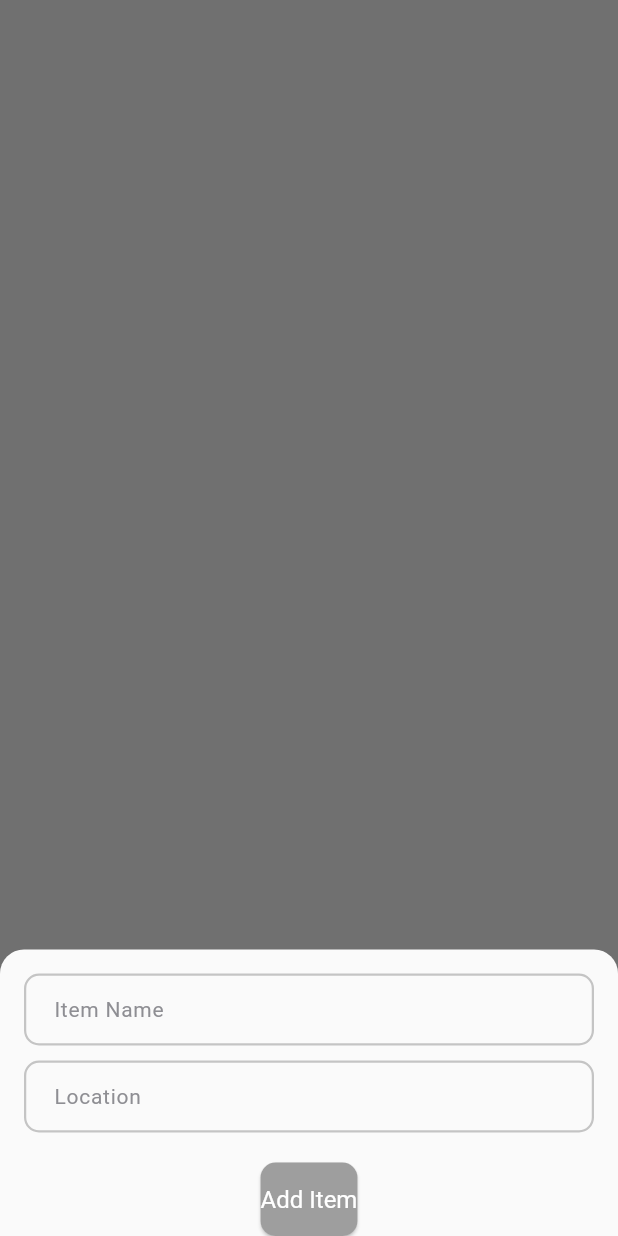
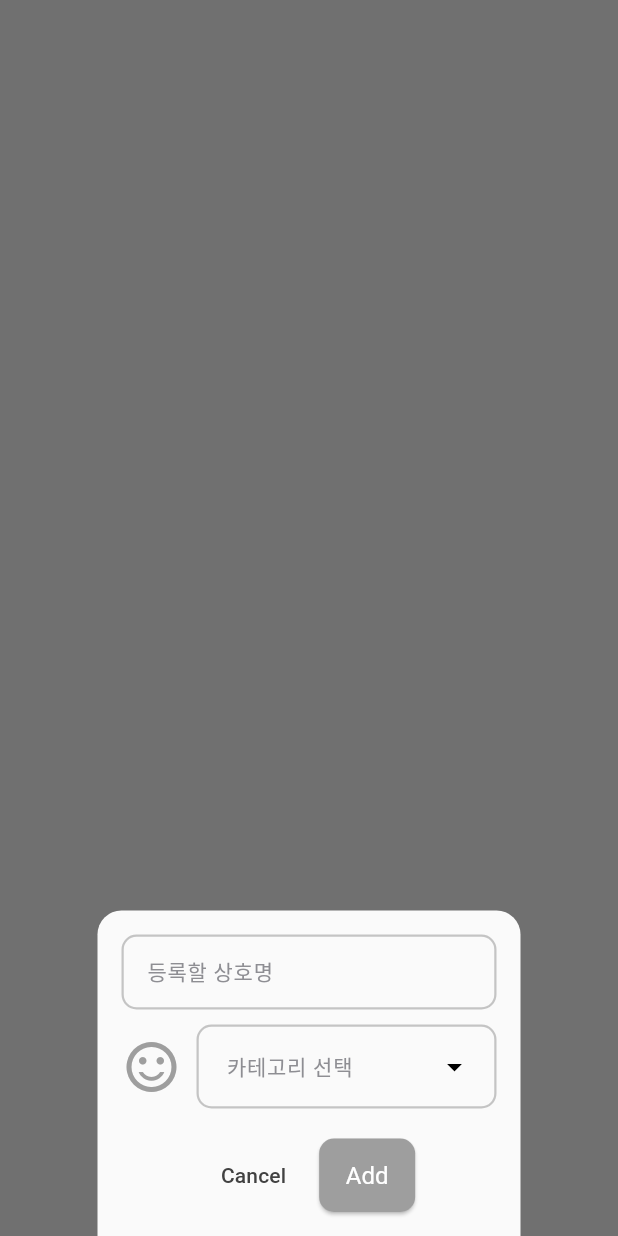
Before and after one commit to HS2949/mp, a Flutter app: what showAddItem() shows on an empty page, opened directly, on a phone screen of 412 x 824 dp. Run offline on Flutter 3.47's test engine with Material 3 defaults, Android fonts, the phone set to English and light mode, and no system bars; our stand-ins replace cloud_firestore, equatable, file_picker, firebase_auth, firebase_core, firebase_storage and 2 more; accounts and stored records are empty; generated files the repository leaves out were written again.

Commit message:
Function of adding item

```diff
--- a/lib/pages/subpage/item_category_subpage.dart
+++ b/lib/pages/subpage/item_category_subpage.dart
@@ -87,6 +87,8 @@ class _Item_CategoryState extends State<Item_Category> {
                               dropdownMenuEntries: IconLabel.values
                                   .map(
                                     (icon) => DropdownMenuEntry<IconLabel>(
+                                      labelWidget: Text(icon.label,
+                                          style: AppTheme.textLabelStyle),
                                       value: icon,
                                       leadingIcon: Icon(icon.icon, size: 20),
                                       label: icon.label,
--- a/lib/pages/subpage/item_subpage.dart
+++ b/lib/pages/subpage/item_subpage.dart
@@ -190,7 +190,7 @@ class _Item_pageState extends State<Item_page> with TickerProviderStateMixin {
               flex: 1,
               fit: FlexFit.loose,
               child: Tooltip(
-                message: '탭 모두 닫기기',
+                message: '탭 모두 닫기',
                 child: MouseRegion(
                   onEnter: (_) => setState(() => isHovered = true), // 마우스 진입 시
                   onExit: (_) => setState(() => isHovered = false), // 마우스 나갈 시
@@ -272,7 +272,7 @@ class _ItemListState extends State<ItemList> with TickerProviderStateMixin {
                   final item = filteredDisplayItems[index];
                   final itemData = item.data() as Map<String, dynamic>;
                   final matchedCategory = provider.categories.firstWhere(
-                    (cat) => int.parse(cat['itemID']) == itemData['CategoryID'],
+                    (cat) => cat['itemID'] == itemData['CategoryID'],
                     orElse: () => {'Color': 'Silver', 'Icon': 'List'},
                   );
 
@@ -301,7 +301,7 @@ class _ItemListState extends State<ItemList> with TickerProviderStateMixin {
                         ),
                       ),
                       subtitle: Text(
-                        itemData['keyword'].replaceAll(' ', '   ') ?? 'No Tag',
+                        itemData['keyword'] ?? '-'.replaceAll(' ', '   '),
                         maxLines: 2,
                         softWrap: true,
                         overflow: TextOverflow.ellipsis, // 2줄 이상이면 "..." 표시
@@ -344,8 +344,13 @@ class _ItemListState extends State<ItemList> with TickerProviderStateMixin {
 }
 
 void showAddItem(BuildContext context) {
-  // _nameController.clear();
-  // _locationController.clear();
+  final TextEditingController nameController = TextEditingController();
+  IconLabel selectedIcon = IconLabel.smile;
+  ColorLabel selectedColor = ColorLabel.grey;
+  final firestoreService = FirestoreService();
+  final categories =
+      context.read<ItemProvider>().categories.skip(1).toList(); // '전체' 제외
+  Map<String, dynamic>? selectedCategory; // 선택되지 않았을 경우 null 가능
 
   showModalBottomSheet(
     context: context,
@@ -353,9 +358,11 @@ void showAddItem(BuildContext context) {
     shape: const RoundedRectangleBorder(
       borderRadius: BorderRadius.vertical(top: Radius.circular(16.0)),
     ),
-    builder: (context) => Padding(
+    builder: (context) {
+      return StatefulBuilder(
+        builder: (context, setState) => Padding(
           padding: EdgeInsets.only(
-        bottom: MediaQuery.of(context).viewInsets.bottom,
+            bottom: MediaQuery.of(context).viewInsets.bottom + 16,
             left: 16,
             right: 16,
             top: 16,
@@ -363,34 +370,128 @@ void showAddItem(BuildContext context) {
           child: Column(
             mainAxisSize: MainAxisSize.min,
             children: [
-          TextField(
-            // controller: _nameController,
-            decoration: const InputDecoration(labelText: 'Item Name'),
+              ConstrainedBox(
+                constraints: BoxConstraints(maxWidth: 250),
+                child: TextField(
+                  controller: nameController,
+                  decoration: InputDecoration(
+                    contentPadding: EdgeInsets.all(13),
+                    suffixIcon: ClearButton(controller: nameController),
+                    labelText: '등록할 상호명',
+                    hintText: '예) OO관광지, OO식당, OO호텔, OO차량 ...',
+                    filled: true,
+                  ),
+                ),
               ),
               const SizedBox(height: 10),
-          TextField(
-            // controller: _locationController,
-            decoration: const InputDecoration(labelText: 'Location'),
+              Row(
+                mainAxisAlignment: MainAxisAlignment.center,
+                mainAxisSize: MainAxisSize.min,
+                children: [
+                  Icon(
+                    selectedIcon.icon,
+                    color: selectedColor.color,
+                    size: 40,
+                  ),
+                  SizedBox(width: 10),
+                  Flexible(
+                    child: SizedBox(
+                      width: 200,
+                      child: DropdownMenu<String>(
+                        requestFocusOnTap: false,
+                        expandedInsets: EdgeInsets.all(0),
+                        label: Text('카테고리 선택'),
+                        dropdownMenuEntries: categories
+                            .map(
+                              (category) => DropdownMenuEntry<String>(
+                                labelWidget: Text(
+                                  category['Name'] ?? '-',
+                                  style: AppTheme.textLabelStyle,
+                                ),
+                                value: category['Name'], // 선택 시 반환될 값
+                                leadingIcon: Icon(
+                                  IconLabel.values
+                                      .firstWhere(
+                                          (e) => e.label == category['Icon'],
+                                          orElse: () => IconLabel.smile)
+                                      .icon,
+                                  color: ColorLabel.values
+                                      .firstWhere(
+                                          (e) => e.label == category['Color'],
+                                          orElse: () => ColorLabel.silver)
+                                      .color,
+                                  size: 20,
+                                ),
+                                label: category['Name'] ?? '-',
+                              ),
+                            )
+                            .toList(),
+                        onSelected: (value) {
+                          setState(() {
+                            selectedCategory = categories.firstWhere(
+                                (category) => category['Name'] == value);
+
+                            selectedIcon = IconLabel.values.firstWhere(
+                                (e) => e.label == selectedCategory!['Icon'],
+                                orElse: () => IconLabel.smile);
+                            selectedColor = ColorLabel.values.firstWhere(
+                                (e) => e.label == selectedCategory!['Color'],
+                                orElse: () => ColorLabel.silver);
+                          });
+                        },
+                      ),
+                    ),
+                  ),
+                ],
               ),
               const SizedBox(height: 20),
+              Row(
+                mainAxisSize: MainAxisSize.min,
+                mainAxisAlignment: MainAxisAlignment.center,
+                children: [
+                  TextButton(
+                    onPressed: () {
+                      Navigator.of(context).pop();
+                    },
+                    child: const Text("Cancel"),
+                  ),
+                  SizedBox(width: 10),
+                  // 🔹 추가 버튼
                   ElevatedButton(
-            onPressed: () {},
-            // onPressed: () {
-            //   if (_nameController.text.isNotEmpty &&
-            //       _locationController.text.isNotEmpty &&
-            //       selectedCategory != null) {
-            //     addItem(selectedCategory!, _nameController.text,
-            //             _locationController.text)
-            //         .then((_) => Navigator.pop(context))
-            //         .catchError((error) {
-            //       print('Error adding item: $error');
-            //     });
-            //   }
-            // },
-            child: const Text('Add Item'),
+                    onPressed: () async {
+                      // 🔹 유효성 검사 추가
+                      if (nameController.text.trim().isEmpty) {
+                        ScaffoldMessenger.of(context).showSnackBar(
+                          SnackBar(content: Text('상호명을 입력해주세요!')),
+                        );
+                        return;
+                      }
+                      if (selectedCategory == null) {
+                        ScaffoldMessenger.of(context).showSnackBar(
+                          SnackBar(content: Text('카테고리를 선택해주세요!')),
+                        );
+                        return;
+                      }
+
+                      // Firestore에 데이터 저장
+                      await firestoreService.addItem(
+                        collectionName: 'Items',
+                        data: {
+                          'ItemName': nameController.text.trim(),
+                          'CategoryID': selectedCategory!['itemID']
+                        },
+                      );
+
+                      Navigator.of(context).pop();
+                    },
+                    child: const Text("Add"),
+                  ),
+                ],
               ),
             ],
           ),
         ),
       );
+    },
+  );
 }
--- a/lib/utils/widget_help.dart
+++ b/lib/utils/widget_help.dart
@@ -1,4 +1,5 @@
 import 'package:flutter/material.dart';
+import 'package:flutter/services.dart';
 import 'package:mp_db/Functions/firestore.dart';
 import 'package:mp_db/constants/styles.dart';
 
```
Also changed, not shown: lib/pages/subpage/item_detail_subpage.dart (+33 -3 lines). Lines whose indentation alone changed are shown as unchanged.
